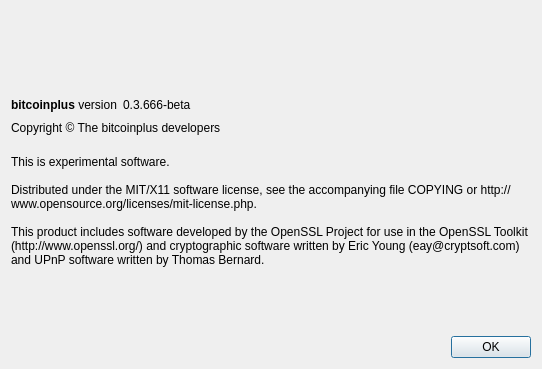
Qt form src/qt/forms/aboutdialog.ui (stubma/xbcwalletsource) before a commit.
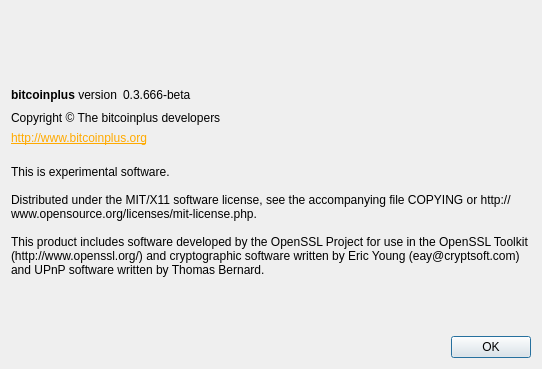
The same form after that commit. Icons and pictures are not drawn.

```diff
--- a/src/qt/forms/aboutdialog.ui
+++ b/src/qt/forms/aboutdialog.ui
@@ -356,6 +356,16 @@
        </property>
       </widget>
      </item>
+     <item>
+      <widget class="QLabel" name="label_3">
+       <property name="text">
+        <string>&lt;html&gt;&lt;head/&gt;&lt;body&gt;&lt;p&gt;&lt;a href=&quot;http://www.bitcoinplus.org&quot;&gt;&lt;span style=&quot; text-decoration: underline; color:#ffaa00;&quot;&gt;http://www.bitcoinplus.org&lt;/span&gt;&lt;/a&gt;&lt;/p&gt;&lt;/body&gt;&lt;/html&gt;</string>
+       </property>
+       <property name="openExternalLinks">
+        <bool>true</bool>
+       </property>
+      </widget>
+     </item>
      <item>
       <widget class="QLabel" name="label_2">
        <property name="cursor">
```
